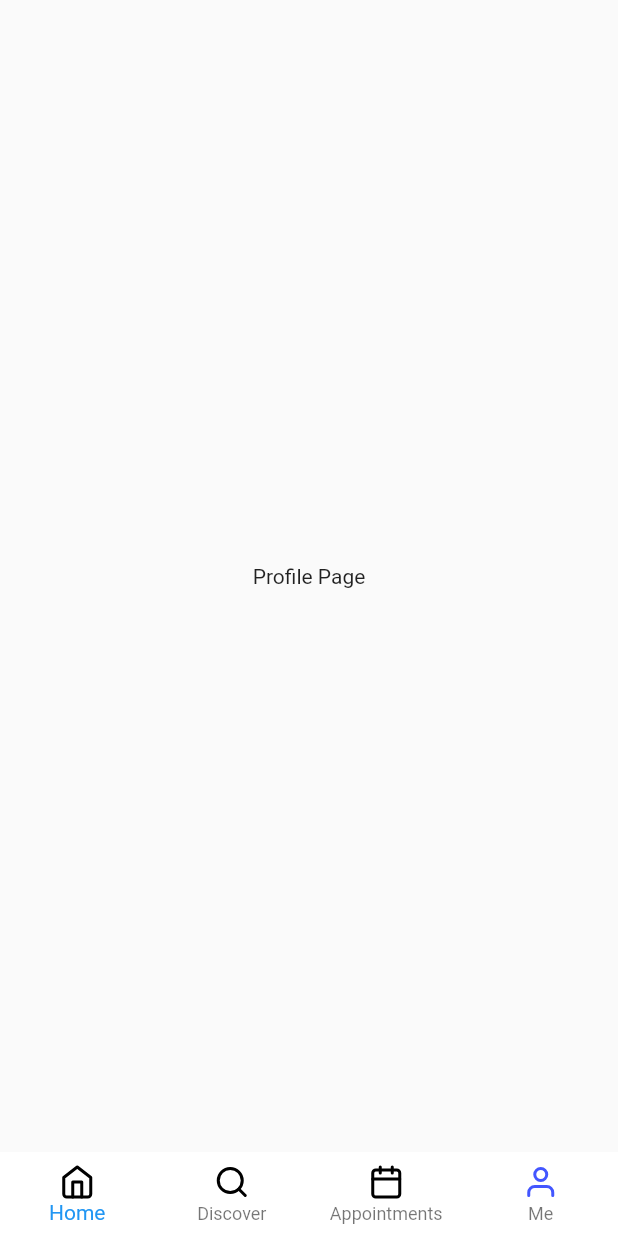
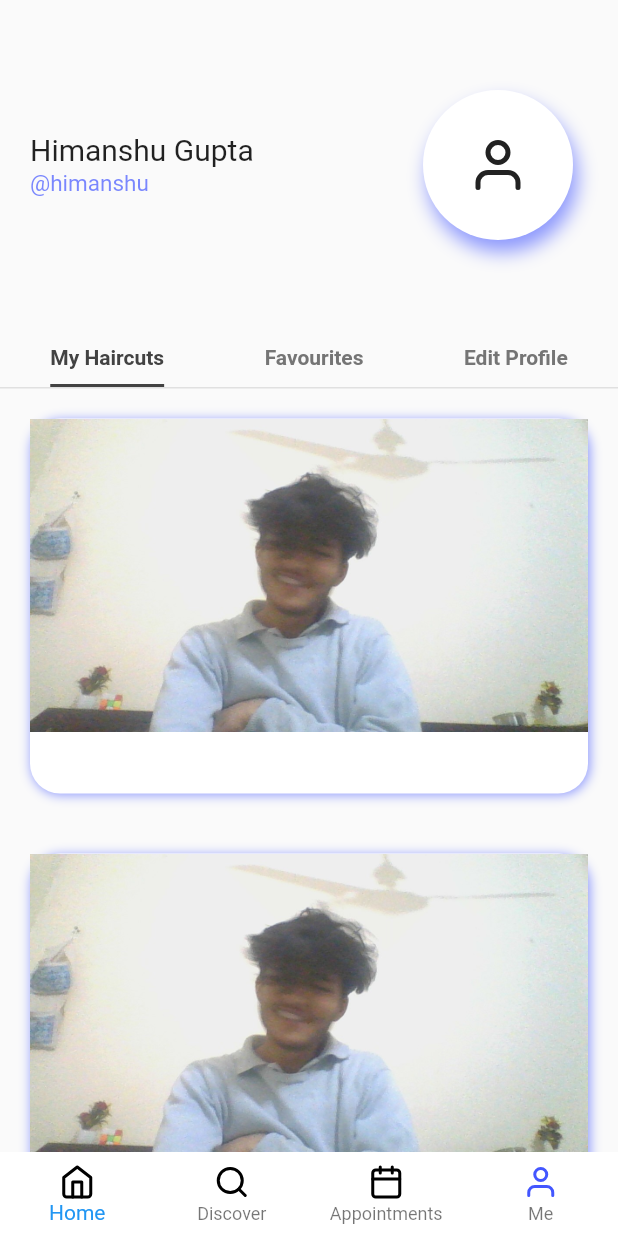
Before and after one commit to sanyogsr/hairon, a Flutter app: the screen it shows after launch, swiped to page 4, on a phone screen of 412 x 824 dp. Run offline on Flutter 3.47's test engine with Material 2 defaults, Android fonts, the phone set to English and light mode, and no system bars; our stand-ins replace flutter_dotenv, flutter_feather_icons, supabase_flutter; accounts and stored records are empty.

Commit message:
profile Screen added

```diff
--- a/lib/features/presentation/screens/profile_screen.dart
+++ b/lib/features/presentation/screens/profile_screen.dart
@@ -1,13 +1,157 @@
 import 'package:flutter/material.dart';
+import 'package:flutter_feather_icons/flutter_feather_icons.dart';
+import 'package:hairon/features/presentation/widgets/common/simple_text.dart';
+import 'package:hairon/features/presentation/widgets/profileScreen/My_haircuts_widgets.dart';
+import 'package:hairon/features/presentation/widgets/styling/theme/style.dart';
 
-class ProfileScreen extends StatelessWidget {
+class ProfileScreen extends StatefulWidget {
   const ProfileScreen({Key? key}) : super(key: key);
 
   @override
+  State<ProfileScreen> createState() => _ProfileScreenState();
+}
+
+class _ProfileScreenState extends State<ProfileScreen> {
+  int currentPageIndex = 0;
+
+  List<Widget> pages = [
+    MyHaircutsWidget(),
+    Center(child: Text("Haircuts")),
+    Center(child: Text("Haircuts")),
+  ];
+
+  @override
   Widget build(BuildContext context) {
-    return Container(
-      child: Center(
-        child: Text('Profile Page'),
+    return Scaffold(
+      body: SafeArea(
+          child: Column(
+        children: [
+          Padding(
+            padding: EdgeInsets.all(0),
+            child: Row(
+              mainAxisAlignment: MainAxisAlignment.spaceBetween,
+              children: [
+                Container(
+                  margin: EdgeInsets.only(
+                    top: 60,
+                    left: 20,
+                  ),
+                  child: Column(
+                    crossAxisAlignment: CrossAxisAlignment.start,
+                    children: [
+                      SimpleText(text: "Himanshu Gupta", fontsize: 20),
+                      SizedBox(
+                        height: 2,
+                      ),
+                      SimpleText(
+                        text: "@himanshu",
+                        fontsize: 15,
+                        color: primaryColor.withOpacity(.7),
+                      ),
+                    ],
+                  ),
+                ),
+                Container(
+                  margin: EdgeInsets.only(top: 60, right: 30),
+                  height: 100,
+                  width: 100,
+                  decoration: BoxDecoration(
+                      borderRadius: BorderRadius.circular(50),
+                      color: whiteColor,
+                      boxShadow: [
+                        BoxShadow(
+                            offset: Offset(3, 8),
+                            blurRadius: 10,
+                            color: primaryColor.withOpacity(.6))
+                      ]),
+                  child: IconButton(
+                      onPressed: () {},
+                      icon: Icon(
+                        FeatherIcons.user,
+                        size: 40,
+                      )),
+                )
+              ],
+            ),
+          ),
+          SizedBox(
+            height: 60,
+          ),
+
+          // Row of Texts
+          Row(
+            mainAxisAlignment: MainAxisAlignment.spaceAround,
+            children: [
+              buildNavItem(
+                title: "My Haircuts",
+                index: 0,
+              ),
+              buildNavItem(
+                title: "Favourites",
+                index: 1,
+              ),
+              buildNavItem(
+                title: "Edit Profile",
+                index: 2,
+              ),
+            ],
+          ),
+          // Horizontal Line
+          Container(
+            height: 1.0,
+            width: double.infinity,
+            color: Colors.grey[300], // Fade grey line
+          ),
+          // Page content
+          Expanded(
+            child: PageView.builder(
+              itemCount: pages.length,
+              onPageChanged: (index) {
+                setState(() {
+                  currentPageIndex = index;
+                });
+              },
+              itemBuilder: (context, index) {
+                return pages[index];
+              },
+            ),
+          ),
+        ],
+      )),
+    );
+  }
+
+  Widget buildNavItem({
+    required String title,
+    required int index,
+  }) {
+    return GestureDetector(
+      onTap: () {
+        setState(() {
+          currentPageIndex = index;
+        });
+      },
+      child: Container(
+        padding: EdgeInsets.symmetric(vertical: 10.0),
+        decoration: BoxDecoration(
+          border: Border(
+            bottom: BorderSide(
+              width: 2.0,
+              color: currentPageIndex == index
+                  ? Colors.grey[800] ?? Colors.transparent
+                  : Colors.transparent,
+            ),
+          ),
+        ),
+        child: Text(
+          title,
+          style: TextStyle(
+            fontWeight: FontWeight.bold,
+            color: currentPageIndex == index
+                ? Colors.grey[800] // Dark grey for the current page
+                : Colors.grey[600], // Light grey for other pages
+          ),
+        ),
       ),
     );
   }
--- /dev/null
+++ b/lib/features/presentation/widgets/profileScreen/My_haircuts_widgets.dart
@@ -0,0 +1,46 @@
+import 'package:flutter/material.dart';
+import 'package:hairon/features/presentation/widgets/styling/theme/style.dart';
+
+class MyHaircutsWidget extends StatelessWidget {
+  MyHaircutsWidget({Key? key}) : super(key: key);
+
+  @override
+  Widget build(BuildContext context) {
+    return Expanded(
+        child: ListView.builder(
+            physics:
+                AlwaysScrollableScrollPhysics(parent: BouncingScrollPhysics()),
+            itemCount: 10,
+            itemBuilder: (context, index) {
+              return photoCard();
+            }));
+  }
+
+  Widget photoCard() {
+    return Container(
+      margin: EdgeInsets.all(20),
+      height: 250,
+      width: 200,
+      decoration: BoxDecoration(
+          color: whiteColor,
+          borderRadius: BorderRadius.circular(20),
+          boxShadow: [
+            BoxShadow(
+                offset: Offset(1, 1),
+                color: primaryColor.withOpacity(.6),
+                blurRadius: 6)
+          ]),
+      child: Container(
+        child: Column(
+          children: [
+            Image.asset(
+              "assets/sanyogg.jpg",
+              fit: BoxFit.cover,
+              scale: 2,
+            )
+          ],
+        ),
+      ),
+    );
+  }
+}
```
Also changed, not shown: assets/sanyogg.jpg (added).
